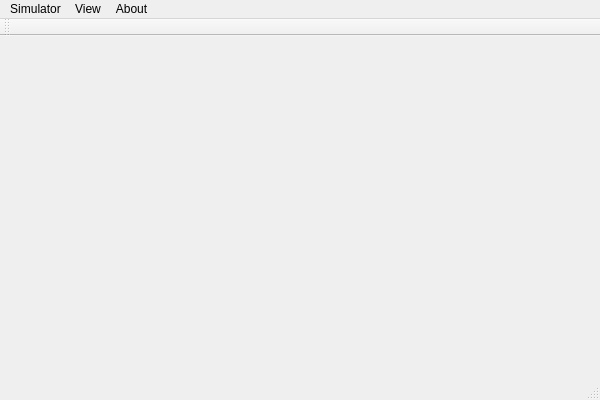
Old version of the form GUI/MainWindow.ui in the repository fabi0006/monsta-sim.
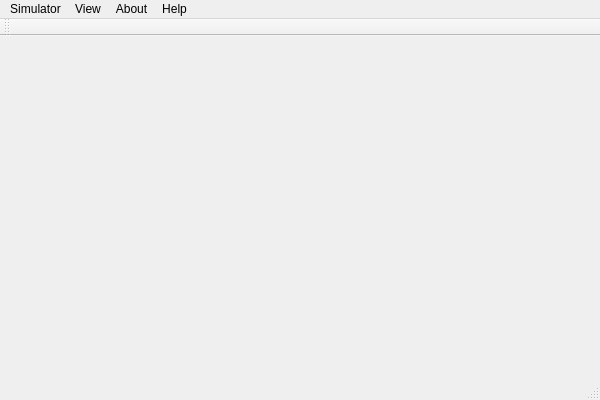
New version of the form.

Commit message: Added "Help" menu in the Menu-Bar

Diff of the .ui file:
```diff
--- a/GUI/MainWindow.ui
+++ b/GUI/MainWindow.ui
@@ -69,9 +69,18 @@
     </widget>
     <addaction name="menuWindow_Size"/>
    </widget>
+   <widget class="QMenu" name="menuHelp">
+    <property name="title">
+     <string>Help</string>
+    </property>
+    <addaction name="separator"/>
+    <addaction name="actionKeyboard"/>
+    <addaction name="actionManual"/>
+   </widget>
    <addaction name="menuSimulator"/>
    <addaction name="menuView"/>
    <addaction name="menuAbout"/>
+   <addaction name="menuHelp"/>
   </widget>
   <widget class="QToolBar" name="mainToolBar">
    <attribute name="toolBarArea">
```
Left out of the diff: 10 changed lines with no effect on the pictures.
